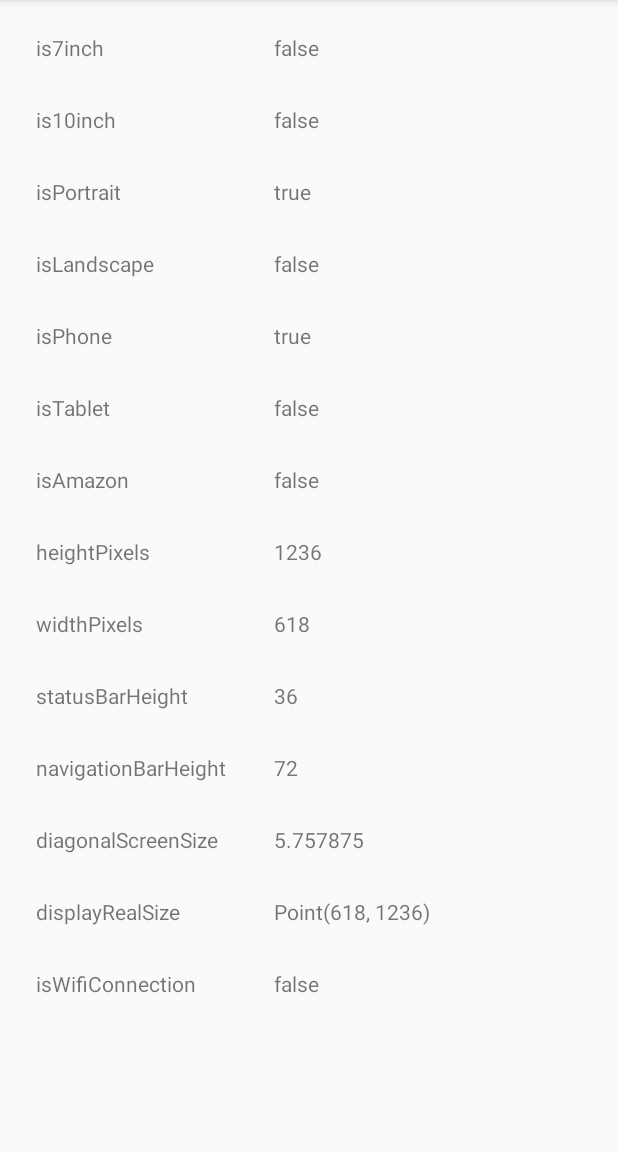
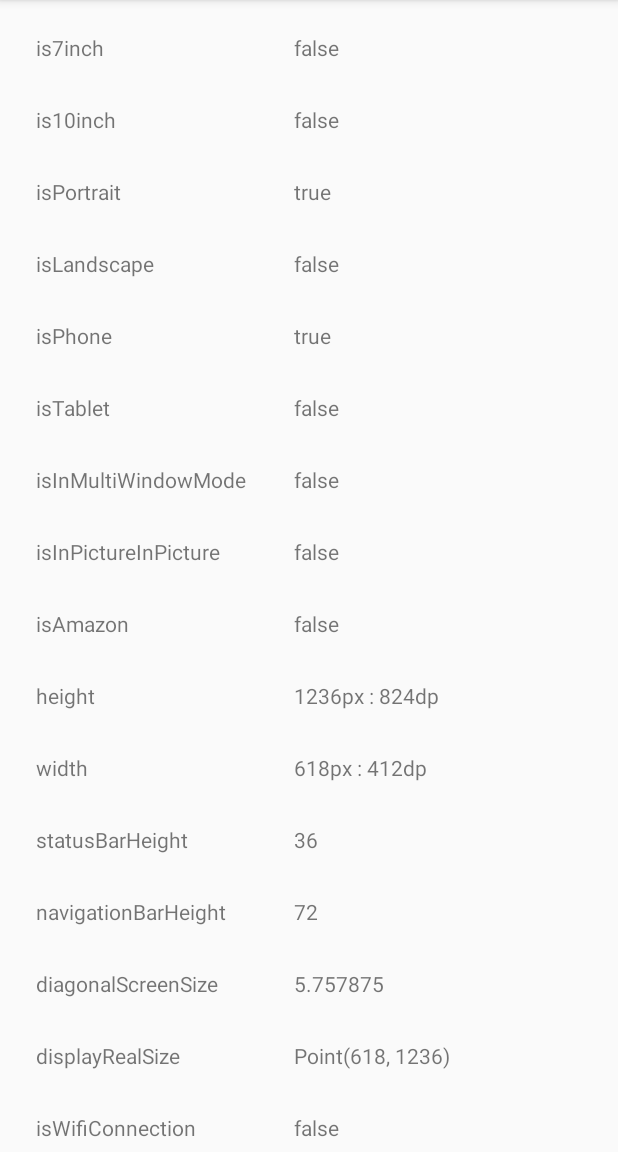
Before and after one commit to eyeem/deviceinfo, an Android app: the screen it shows after launch (MainActivity), on a phone screen of 412 x 824 dp, the part 84-1236 px from its top. Run offline under Robolectric (Android 15) with nearby library versions, the phone set to English and light mode, and no system bars; our stand-ins replace ButterKnife.

Commit message:
close #2 nougat update

```diff
--- a/library/build.gradle
+++ b/library/build.gradle
@@ -3,7 +3,7 @@ apply plugin: 'com.android.library'
 ext {
     publishedGroupId = 'com.eyeem.deviceinfo'
     artifact = 'library'
-    libraryVersion = '0.2.0'
+    libraryVersion = '0.3.0'
 
     bintrayRepo = 'maven'
     bintrayName = 'deviceinfo'
@@ -39,12 +39,12 @@ buildscript {
 }
 
 android {
-    compileSdkVersion 23
+    compileSdkVersion 24
     buildToolsVersion "24.0.0"
 
     defaultConfig {
         minSdkVersion 9
-        targetSdkVersion 23
+        targetSdkVersion 24
         versionCode 1
         versionName "1.0"
     }
@@ -59,7 +59,7 @@ android {
 dependencies {
     compile fileTree(dir: 'libs', include: ['*.jar'])
     testCompile 'junit:junit:4.12'
-    compile 'com.android.support:appcompat-v7:23.4.0'
+    compile 'com.android.support:support-annotations:24.1.1'
 }
 
 // bintray upload scripts
--- a/library/src/main/java/com/eyeem/deviceinfo/DeviceInfo.java
+++ b/library/src/main/java/com/eyeem/deviceinfo/DeviceInfo.java
@@ -65,6 +65,16 @@ public class DeviceInfo {
    public final boolean isTablet;
 
    /**
+    * Same as calling Activity.isInMultiWindowMode()
+    */
+   public final boolean isInMultiWindowMode;
+
+   /**
+    * Same as calling Activity.isInPictureInPictureMode()
+    */
+   public final boolean isInPictureInPictureMode;
+
+   /**
     * is an amazon device TODO: expand it to enum(?) to have expandable options.
     */
    public final boolean isAmazon;
@@ -78,6 +88,22 @@ public class DeviceInfo {
     * Activity width in pixels
     */
    public final int widthPixels;
+
+   /**
+    * Activity height in density independent pixels.
+    */
+   public final int heightDip;
+
+   /**
+    * Activity width in density independent pixels
+    */
+   public final int widthDip;
+
+   /**
+    * Device smallest width (in DP).
+    * This value matches the `swXXXdp` identifier from resources folder.
+    */
+   public final int smallestWidthDp;
 
    /**
     * Device status bar height
@@ -112,9 +138,14 @@ public class DeviceInfo {
          boolean isLandscape,
          boolean isPhone,
          boolean isTablet,
+         boolean isInMultiWindowMode,
+         boolean isInPictureInPictureMode,
          boolean isAmazon,
          int heightPixels,
          int widthPixels,
+         int heightDip,
+         int widthDip,
+         int smallestWidthDp,
          int statusBarHeight,
          int navigationBarHeight,
          float diagonalScreenSize,
@@ -127,9 +158,14 @@ public class DeviceInfo {
       this.isLandscape = isLandscape;
       this.isPhone = isPhone;
       this.isTablet = isTablet;
+      this.isInMultiWindowMode = isInMultiWindowMode;
+      this.isInPictureInPictureMode = isInPictureInPictureMode;
       this.isAmazon = isAmazon;
       this.heightPixels = heightPixels;
       this.widthPixels = widthPixels;
+      this.heightDip = heightDip;
+      this.widthDip = widthDip;
+      this.smallestWidthDp = smallestWidthDp;
       this.statusBarHeight = statusBarHeight;
       this.navigationBarHeight = navigationBarHeight;
       this.diagonalScreenSize = diagonalScreenSize;
--- a/library/src/main/java/com/eyeem/deviceinfo/Factory.java
+++ b/library/src/main/java/com/eyeem/deviceinfo/Factory.java
@@ -52,8 +52,13 @@ public class Factory {
       boolean isPhone;
       boolean isTablet;
       boolean isAmazon;
+      boolean isMultiWindow;
+      boolean isPiP;
       int heightPixels;
       int widthPixels;
+      int heightDip;
+      int widthDip;
+      int smallestWidthDp;
       int statusBarHeight;
       int navigationBarHeight;
       float diagonalScreenSize;
@@ -71,10 +76,25 @@ public class Factory {
       boolean isAmazonDevice = Build.MANUFACTURER.equalsIgnoreCase("amazon");
       String installerName = context.getPackageManager().getInstallerPackageName(context.getPackageName());
       boolean fromAmazonStore = installerName != null && installerName.equalsIgnoreCase("com.amazon.venezia");
+
+      if (context instanceof Activity && Build.VERSION.SDK_INT >= Build.VERSION_CODES.N) {
+         Activity a = (Activity) context;
+         isMultiWindow = getMultiWindow(a);
+         isPiP = getPip(a);
+      } else {
+         isMultiWindow = false;
+         isPiP = false;
+      }
+
       isAmazon = isAmazonDevice && fromAmazonStore;
 
       heightPixels = displayMetrics.heightPixels;
       widthPixels = displayMetrics.widthPixels;
+
+      heightDip = (int) (heightPixels / displayMetrics.density);
+      widthDip = (int) (widthPixels / displayMetrics.density);
+      smallestWidthDp = Math.min(heightDip, widthDip);
+
       displayRealSize = getDisplayRealSize(context);
 
       // device screen size in inches
@@ -93,9 +113,14 @@ public class Factory {
             isLandscape,
             isPhone,
             isTablet,
+            isMultiWindow,
+            isPiP,
             isAmazon,
             heightPixels,
             widthPixels,
+            heightDip,
+            widthDip,
+            smallestWidthDp,
             statusBarHeight,
             navigationBarHeight,
             diagonalScreenSize,
@@ -159,6 +184,16 @@ public class Factory {
       return p;
    }
 
+   @TargetApi(Build.VERSION_CODES.N)
+   private static boolean getMultiWindow(Activity activity) {
+      return activity.isInMultiWindowMode();
+   }
+
+   @TargetApi(Build.VERSION_CODES.N)
+   private static boolean getPip(Activity activity) {
+      return activity.isInPictureInPictureMode();
+   }
+
    private static Point getDisplaySize(Display display) {
       return new Point(display.getWidth(), display.getHeight());
    }
--- a/sample/build.gradle
+++ b/sample/build.gradle
@@ -1,13 +1,13 @@
 apply plugin: 'com.android.application'
 
 android {
-    compileSdkVersion 23
+    compileSdkVersion 24
     buildToolsVersion "24.0.0"
 
     defaultConfig {
         applicationId "com.eyeem.deviceinfo.sample"
         minSdkVersion 9
-        targetSdkVersion 23
+        targetSdkVersion 24
         versionCode 1
         versionName "1.0"
     }
@@ -22,7 +22,7 @@ android {
 dependencies {
     compile fileTree(dir: 'libs', include: ['*.jar'])
     testCompile 'junit:junit:4.12'
-    compile 'com.android.support:appcompat-v7:23.4.0'
+    compile 'com.android.support:appcompat-v7:24.1.1'
     compile 'com.jakewharton:butterknife:7.0.1'
     compile project(':library')
 }
--- a/sample/src/main/AndroidManifest.xml
+++ b/sample/src/main/AndroidManifest.xml
@@ -1,18 +1,18 @@
 <?xml version="1.0" encoding="utf-8"?>
-<manifest xmlns:android="http://schemas.android.com/apk/res/android"
-    package="com.eyeem.deviceinfo.sample">
+<manifest package="com.eyeem.deviceinfo.sample"
+          xmlns:android="http://schemas.android.com/apk/res/android">
 
    <application
-        android:allowBackup="true"
       android:icon="@mipmap/ic_launcher"
       android:label="@string/app_name"
+      android:resizeableActivity="true"
       android:supportsRtl="true"
       android:theme="@style/AppTheme">
       <activity android:name=".MainActivity">
          <intent-filter>
-                <action android:name="android.intent.action.MAIN" />
+            <action android:name="android.intent.action.MAIN"/>
 
-                <category android:name="android.intent.category.LAUNCHER" />
+            <category android:name="android.intent.category.LAUNCHER"/>
          </intent-filter>
       </activity>
    </application>
--- a/sample/src/main/java/com/eyeem/deviceinfo/sample/MainActivity.java
+++ b/sample/src/main/java/com/eyeem/deviceinfo/sample/MainActivity.java
@@ -3,11 +3,14 @@ package com.eyeem.deviceinfo.sample;
 import android.os.Bundle;
 import android.support.v4.view.MenuItemCompat;
 import android.support.v7.app.AppCompatActivity;
+import android.util.Log;
 import android.view.Menu;
 import android.view.MenuItem;
 import android.widget.TextView;
 
 import com.eyeem.deviceinfo.DeviceInfo;
+
+import java.util.Locale;
 
 import butterknife.Bind;
 import butterknife.ButterKnife;
@@ -20,14 +23,17 @@ public class MainActivity extends AppCompatActivity {
    @Bind(R.id.isLandscape) TextView isLandscape;
    @Bind(R.id.isPhone) TextView isPhone;
    @Bind(R.id.isTablet) TextView isTablet;
+   @Bind(R.id.isInMultiWindowMode) TextView isInMultiWindowMode;
+   @Bind(R.id.isInPictureInPicture) TextView isInPictureInPicture;
    @Bind(R.id.isAmazon) TextView isAmazon;
-   @Bind(R.id.heightPixels) TextView heightPixels;
-   @Bind(R.id.widthPixels) TextView widthPixels;
+   @Bind(R.id.height) TextView height;
+   @Bind(R.id.width) TextView width;
    @Bind(R.id.statusBarHeight) TextView statusBarHeight;
    @Bind(R.id.navigationBarHeight) TextView navigationBarHeight;
    @Bind(R.id.diagonalScreenSize) TextView diagonalScreenSize;
    @Bind(R.id.displayRealSize) TextView displayRealSize;
    @Bind(R.id.isWifiConnection) TextView isWifiConnection;
+   @Bind(R.id.smallestWidth) TextView smallestWidth;
 
    @Override
    protected void onCreate(Bundle savedInstanceState) {
@@ -56,13 +62,16 @@ public class MainActivity extends AppCompatActivity {
       isLandscape.setText(String.valueOf(di.isLandscape));
       isPhone.setText(String.valueOf(di.isPhone));
       isTablet.setText(String.valueOf(di.isTablet));
+      isInMultiWindowMode.setText(String.valueOf(di.isInMultiWindowMode));
+      isInPictureInPicture.setText(String.valueOf(di.isInPictureInPictureMode));
       isAmazon.setText(String.valueOf(di.isAmazon));
-      heightPixels.setText(String.valueOf(di.heightPixels));
-      widthPixels.setText(String.valueOf(di.widthPixels));
+      height.setText(String.format(Locale.ENGLISH, "%spx : %sdp", String.valueOf(di.heightPixels), String.valueOf(di.heightDip)));
+      width.setText(String.format(Locale.ENGLISH, "%spx : %sdp", String.valueOf(di.widthPixels), String.valueOf(di.widthDip)));
       statusBarHeight.setText(String.valueOf(di.statusBarHeight));
       navigationBarHeight.setText(String.valueOf(di.navigationBarHeight));
       diagonalScreenSize.setText(String.valueOf(di.diagonalScreenSize));
       displayRealSize.setText(String.valueOf(di.getDisplayRealSize()));
       isWifiConnection.setText(String.valueOf(di.isWifiConnection()));
+      smallestWidth.setText(String.format(Locale.ENGLISH, "sw%sdp", di.smallestWidthDp));
    }
 }
--- a/sample/src/main/res/layout/activity_main.xml
+++ b/sample/src/main/res/layout/activity_main.xml
@@ -88,6 +88,30 @@
 
          <TextView
             style="@style/Text"
+            android:text="isInMultiWindowMode"/>
+
+         <TextView
+            android:id="@+id/isInMultiWindowMode"
+            style="@style/Text"
+            tools:text="isInMultiWindowMode"/>
+      </TableRow>
+
+      <TableRow>
+
+         <TextView
+            style="@style/Text"
+            android:text="isInPictureInPicture"/>
+
+         <TextView
+            android:id="@+id/isInPictureInPicture"
+            style="@style/Text"
+            tools:text="isInPictureInPicture"/>
+      </TableRow>
+
+      <TableRow>
+
+         <TextView
+            style="@style/Text"
             android:text="isAmazon"/>
 
          <TextView
@@ -100,24 +124,24 @@
 
          <TextView
             style="@style/Text"
-            android:text="heightPixels"/>
+            android:text="height"/>
 
          <TextView
-            android:id="@+id/heightPixels"
+            android:id="@+id/height"
             style="@style/Text"
-            tools:text="heightPixels"/>
+            tools:text="height"/>
       </TableRow>
 
       <TableRow>
 
          <TextView
             style="@style/Text"
-            android:text="widthPixels"/>
+            android:text="width"/>
 
          <TextView
-            android:id="@+id/widthPixels"
+            android:id="@+id/width"
             style="@style/Text"
-            tools:text="widthPixels"/>
+            tools:text="width"/>
       </TableRow>
 
       <TableRow>
@@ -180,6 +204,18 @@
             tools:text="isWifiConnection"/>
       </TableRow>
 
+      <TableRow>
+
+         <TextView
+            style="@style/Text"
+            android:text="smallestWidth"/>
+
+         <TextView
+            android:id="@+id/smallestWidth"
+            style="@style/Text"
+            tools:text="smallestWidth"/>
+      </TableRow>
+
    </TableLayout>
 
 </ScrollView>
--- a/sample/src/main/res/values-w820dp/dimens.xml
+++ /dev/null
@@ -1,6 +0,0 @@
-<resources>
-    <!-- Example customization of dimensions originally defined in res/values/dimens.xml
-         (such as screen margins) for screens with more than 820dp of available width. This
-         would include 7" and 10" devices in landscape (~960dp and ~1280dp respectively). -->
-    <dimen name="activity_horizontal_margin">64dp</dimen>
-</resources>
```
Also changed, not shown: 1 other file. Lines whose indentation alone changed are shown as unchanged.
